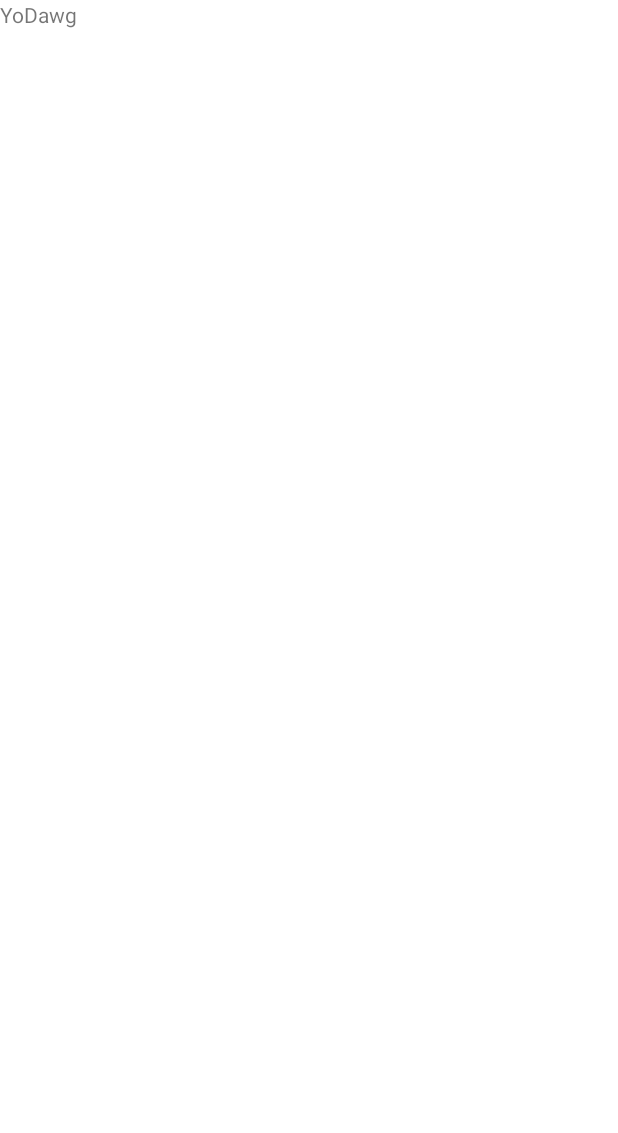
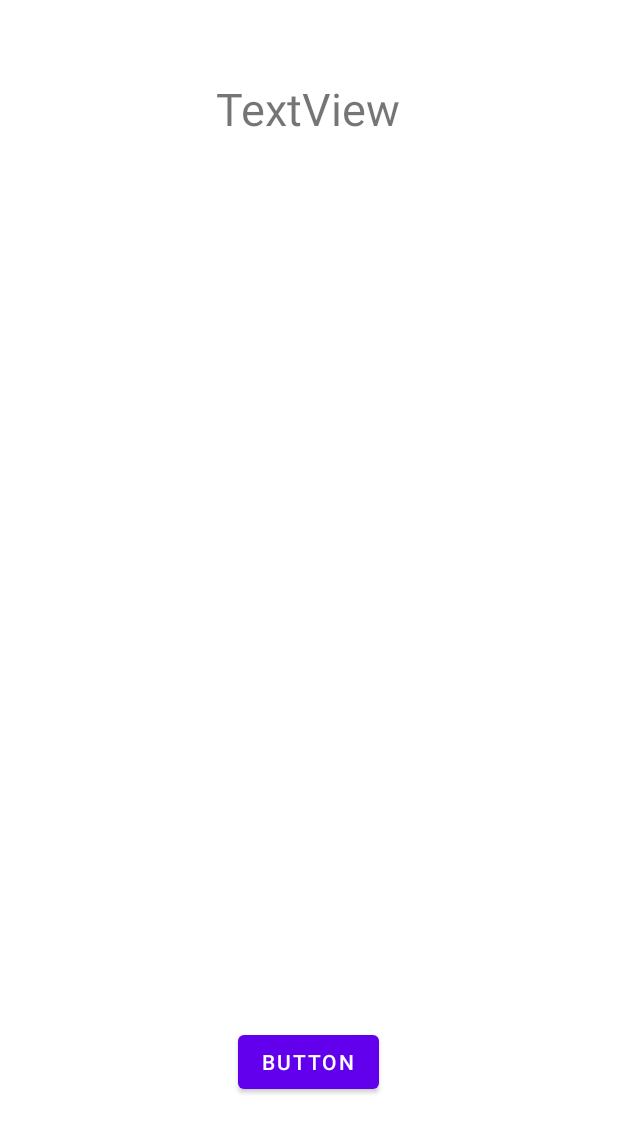
Before and after one commit to tuktukjohansson/ReaktionSpel, an Android app: the MainGameActivity screen opened directly, with no data from a screen before it, on a phone screen of 412 x 824 dp. Before the commit the part shown is almost empty. Shown: the top 1133 px of the screen. Run offline under Robolectric (Android 15) with nearby library versions, the phone set to English and light mode, and no system bars.

Commit message:
+Lagt till 5 stycken funktioner i min andra aktivitet (@MainGameActivity) där två olika timers används som spelets grund byggs på. Först en slumpad timer när kortet visar sig innan andra timern går igång för svårighetsgraden, för varje gång programmet körs kommer den andra timern gå 10% snabbare

```diff
--- a/app/src/main/res/layout/activity_main_game.xml
+++ b/app/src/main/res/layout/activity_main_game.xml
@@ -7,10 +7,27 @@
     tools:context=".MainGameActivity">
 
     <TextView
-        android:id="@+id/textView2"
+        android:id="@+id/textviewnew"
         android:layout_width="wrap_content"
         android:layout_height="wrap_content"
-        android:text="YoDawg"
-        tools:layout_editor_absoluteX="150dp"
-        tools:layout_editor_absoluteY="136dp" />
+        android:layout_marginTop="52dp"
+        android:text="TextView"
+        android:textSize="30sp"
+        app:layout_constraintEnd_toEndOf="parent"
+        app:layout_constraintHorizontal_bias="0.498"
+        app:layout_constraintStart_toStartOf="parent"
+        app:layout_constraintTop_toTopOf="parent" />
+
+    <Button
+        android:id="@+id/buttonstartgme"
+        android:layout_width="wrap_content"
+        android:layout_height="wrap_content"
+        android:layout_marginBottom="92dp"
+        android:onClick="Startgamebutton"
+        android:text="Button"
+        app:layout_constraintBottom_toBottomOf="parent"
+        app:layout_constraintEnd_toEndOf="parent"
+        app:layout_constraintHorizontal_bias="0.498"
+        app:layout_constraintStart_toStartOf="parent" />
+
 </androidx.constraintlayout.widget.ConstraintLayout>
```
Also changed, not shown: app/src/main/java/com/example/mittreaktionspel/MainGameActivity.kt (+47 -1 lines).
